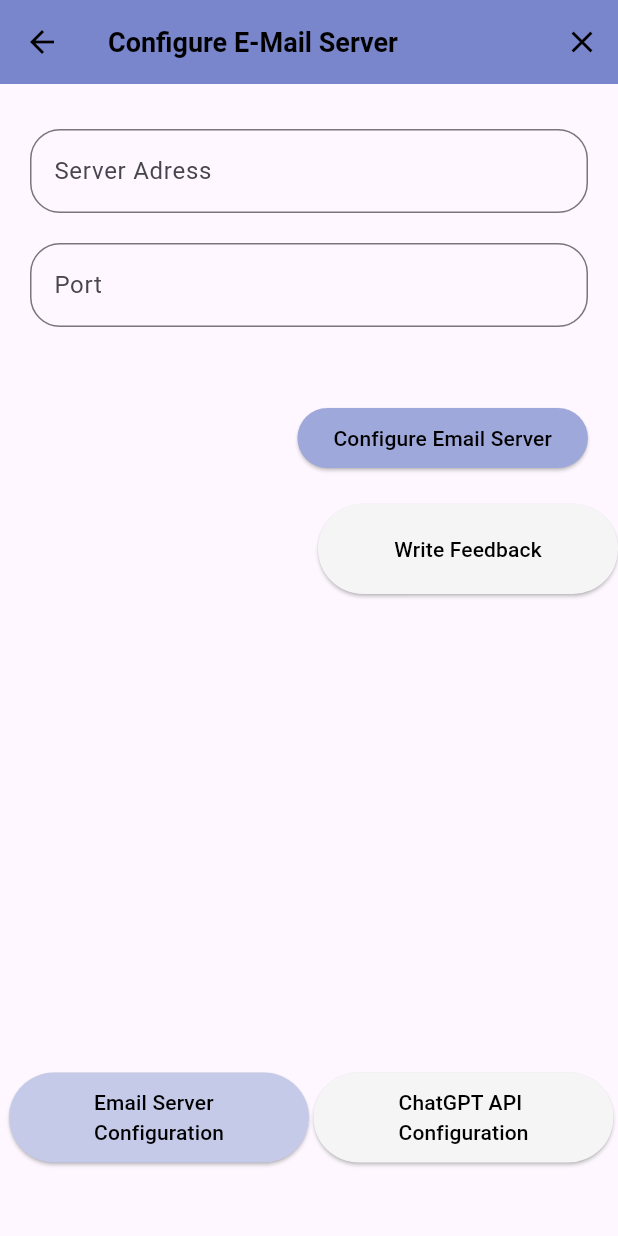
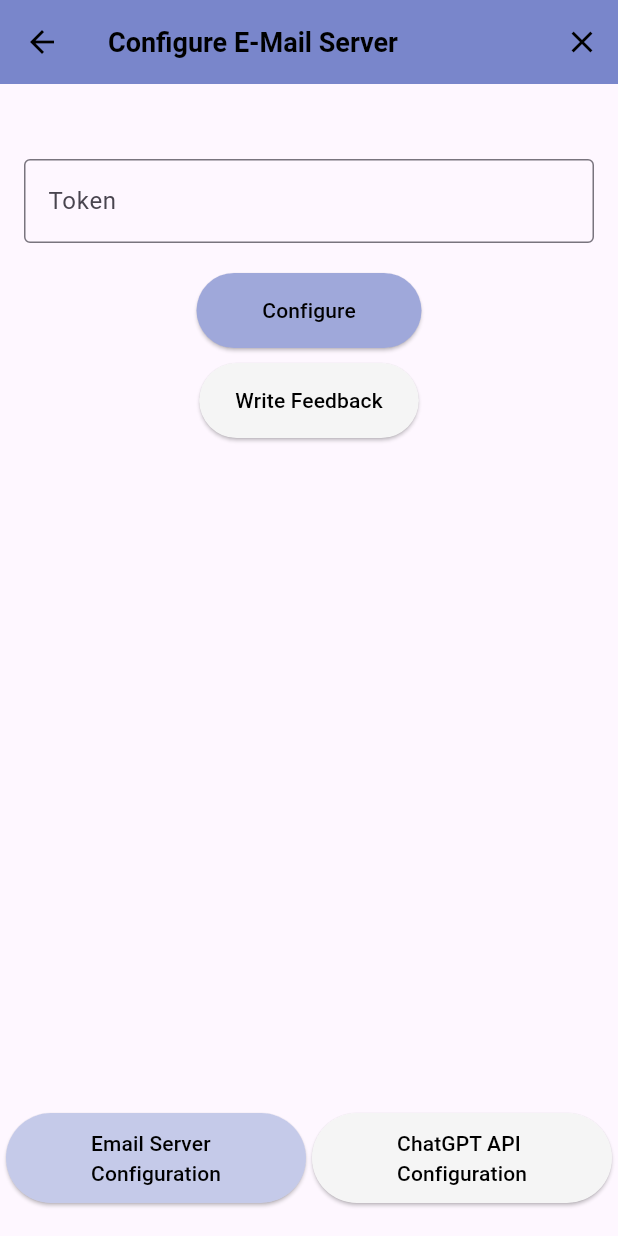
Before and after one commit to betlsanli/enhanced_course_feedback_system, a Flutter app: the EmailServerConfigPage screen opened directly, after a tap on "Write Feedback", on a phone screen of 412 x 824 dp. Run offline on Flutter 3.47's test engine with Material 3 defaults, Android fonts, the phone set to English and light mode, and no system bars; our stand-ins replace after_layout, flutter_dotenv, supabase_flutter; accounts and stored records are empty.

Commit message:
Update EmailServerConfigPage.dart

```diff
--- a/lib/pages/EmailServerConfigPage.dart
+++ b/lib/pages/EmailServerConfigPage.dart
@@ -24,12 +24,13 @@ class EmailServerConfigPage extends StatefulWidget {
   bool _isConfigured=false;
 
 
+  //for testing
   Future<RequestForm?> fetchRequestForm() async {
     final response = await supabase
         .schema('ecfs')
         .from('request_form')
         .select()
-        .eq('form_id', '48955783-260f-4851-b71e-9955641578f2')
+        .eq('form_id', '1500c6db-5d33-4bc6-b588-8d865e0e4527')
         .limit(1);
     return RequestForm.fromMap(response.first, await fetchCourseName(response.first['course_code']));
   }
@@ -56,46 +57,45 @@ class EmailServerConfigPage extends StatefulWidget {
           ),
         ],
       ),
-      body: Padding(
-        padding: const EdgeInsets.all(0.0),
+
+      body: SingleChildScrollView(
         child: Column(
-          crossAxisAlignment: CrossAxisAlignment.end,
+          mainAxisAlignment: MainAxisAlignment.center,
+          //crossAxisAlignment: CrossAxisAlignment.stretch,
           children: [
-            SizedBox(height: 20),
+            SizedBox(height: 40.0),
             Padding(
-              padding: const EdgeInsets.symmetric(vertical: 10.0,horizontal: 20.0),
-              child: TextFormField(
-                //controller: _serverAddressController,
-                decoration: InputDecoration(labelText: 'Server Adress'),
-              ),
+                padding: const EdgeInsets.symmetric(vertical: 10.0,horizontal: 16.0),
+                child: TextFormField(
+                  decoration: InputDecoration(
+                    labelText: 'Token',
+                    border: OutlineInputBorder(),
+                  ),
+                  validator: (val){
+                    if(val!.isEmpty || val == null){
+                      return 'Required';
+                    }
+                    return null;
+                  },
+                )
             ),
+            Padding(
+              padding: const EdgeInsets.symmetric(vertical:10.0),
+              child: ElevatedButton(
+                onPressed: (){
+                },
+                child: Text('Configure'),
+                style: ElevatedButton.styleFrom(
+                  minimumSize: Size(150, 50),
+                ),
 
-            Padding(
-                padding: const EdgeInsets.symmetric(vertical: 10.0,horizontal: 20.0),
-                child: TextFormField(
-                  //controller: _portController,
-                  decoration: InputDecoration(labelText: 'Port'),
-                  keyboardType: TextInputType.number,
-                ),
-            ),
-
-            SizedBox(height: 20),
-            Padding(
-              padding: const EdgeInsets.all(20.0),
-              child: ElevatedButton(
-                  onPressed: (){
-                    _configureEmailServer();
-                  },
-                  child: Text('Configure Email Server'),
               ),
             ),
             if(_isConfigured)
               Text('Email Server Configured Successfully',
-              style: TextStyle(color: Colors.green),
+                style: TextStyle(color: Colors.green),
               ),
 
-
-            //FOR TESTING
             ElevatedButton(
               onPressed: () async{
                 RequestForm? requestForm= await fetchRequestForm();
@@ -111,19 +111,17 @@ class EmailServerConfigPage extends StatefulWidget {
               },
               child: Text('Write Feedback'),
               style: ElevatedButton.styleFrom(
-                minimumSize: Size(200, 60),
+                minimumSize: Size(110, 50),
                 backgroundColor: Colors.grey.shade100,
               ),
             ),
-
-
-            SizedBox(height: 300.0),
+            SizedBox(height: 20.0),
+            SizedBox(height: 430.0),
             Padding(
-              padding: const EdgeInsets.only(bottom: 10),
+              padding: const EdgeInsets.only(bottom: 30),
               child: Row(
                 mainAxisAlignment: MainAxisAlignment.spaceEvenly,
                 children: [
-                  SizedBox(height: 98),
                   ElevatedButton(
                     onPressed: (){
                     },
@@ -134,7 +132,6 @@ class EmailServerConfigPage extends StatefulWidget {
 
                     ),
                   ),
-
 
                   ElevatedButton(
                     onPressed: (){
@@ -155,20 +152,20 @@ class EmailServerConfigPage extends StatefulWidget {
                 ],
               ),
             ),
-
           ],
         ),
       ),
+
     );
   }
 
+  /*
   void _configureEmailServer(){
-    //yaz
 
     setState((){
       _isConfigured=true;
     });
 
   }
-
+  */
 }
```
